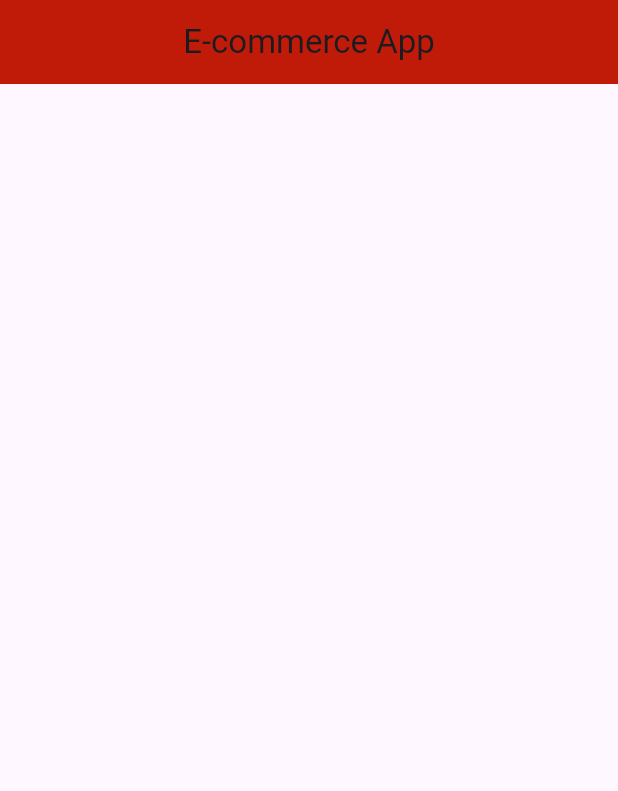
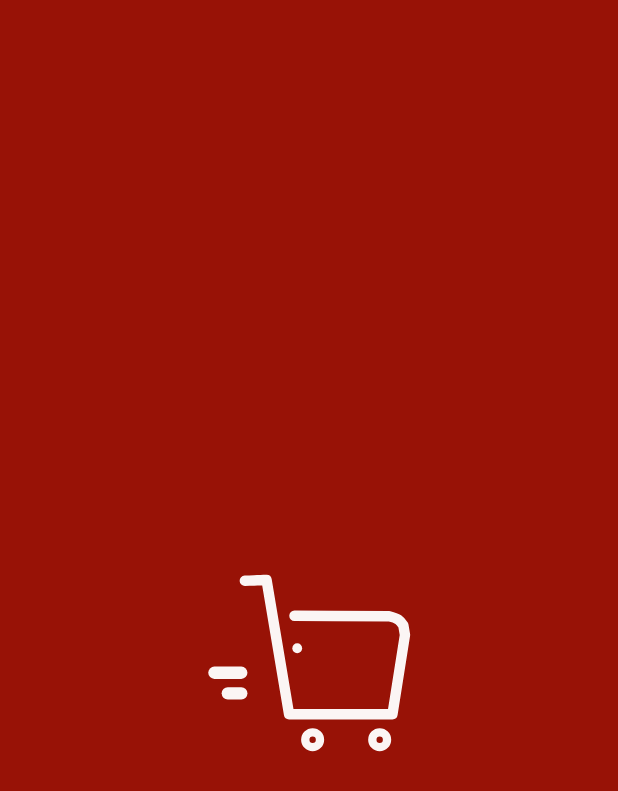
Before and after one commit to Karanbohara01/mobile-ecommerce, a Flutter app: the screen it shows after launch, on a phone screen of 412 x 824 dp. Shown: the top 791 px of the screen. Run offline on Flutter 3.47's test engine with Material 3 defaults, Android fonts, the phone set to English and light mode, and no system bars; our stand-ins replace lottie.

Commit message:
splash-screen and lottie implemented

```diff
--- a/lib/main.dart
+++ b/lib/main.dart
@@ -1,4 +1,5 @@
 import 'package:flutter/material.dart';
+import 'package:flutter_application_e_comm/screens/auth-ui/splash-screen.dart';
 
 import 'screens/user-panel/main-screen.dart';
 
@@ -18,7 +19,7 @@
         colorScheme: ColorScheme.fromSeed(seedColor: Colors.deepPurple),
         useMaterial3: true,
       ),
-      home: const MainScreen(),
+      home: const SplashScreen(),
     );
   }
 }
--- /dev/null
+++ b/lib/screens/auth-ui/splash-screen.dart
@@ -0,0 +1,38 @@
+// ignore_for_file: file_names
+
+import 'package:flutter/material.dart';
+import 'package:flutter_application_e_comm/utils/app-constant.dart';
+import 'package:lottie/lottie.dart';
+
+class SplashScreen extends StatelessWidget {
+  const SplashScreen({super.key});
+
+  @override
+  Widget build(BuildContext context) {
+    return Scaffold(
+      backgroundColor: AppConstants.secondaryColor,
+      appBar: AppBar(
+        backgroundColor: Colors.transparent, // Make AppBar transparent
+        elevation: 0,
+      ),
+      body: Stack(
+        children: [
+          Container(
+            height: double.infinity,
+            width: double.infinity,
+            child: Lottie.asset('assets/images/splash-icon.json'),
+          ),
+          Positioned(
+            top: 0,
+            left: 0,
+            right: 0,
+            child: AppBar(
+              backgroundColor: AppConstants.secondaryColor,
+              elevation: 0,
+            ),
+          ),
+        ],
+      ),
+    );
+  }
+}
```
Also changed, not shown: assets/images/splash-icon.json (added, +1 -0 lines), pubspec.yaml (+7 -6 lines), assets/images/final-google-logo.png (added), assets/images/whatsapp-icon.png (added), pubspec.lock, 3 other files.
